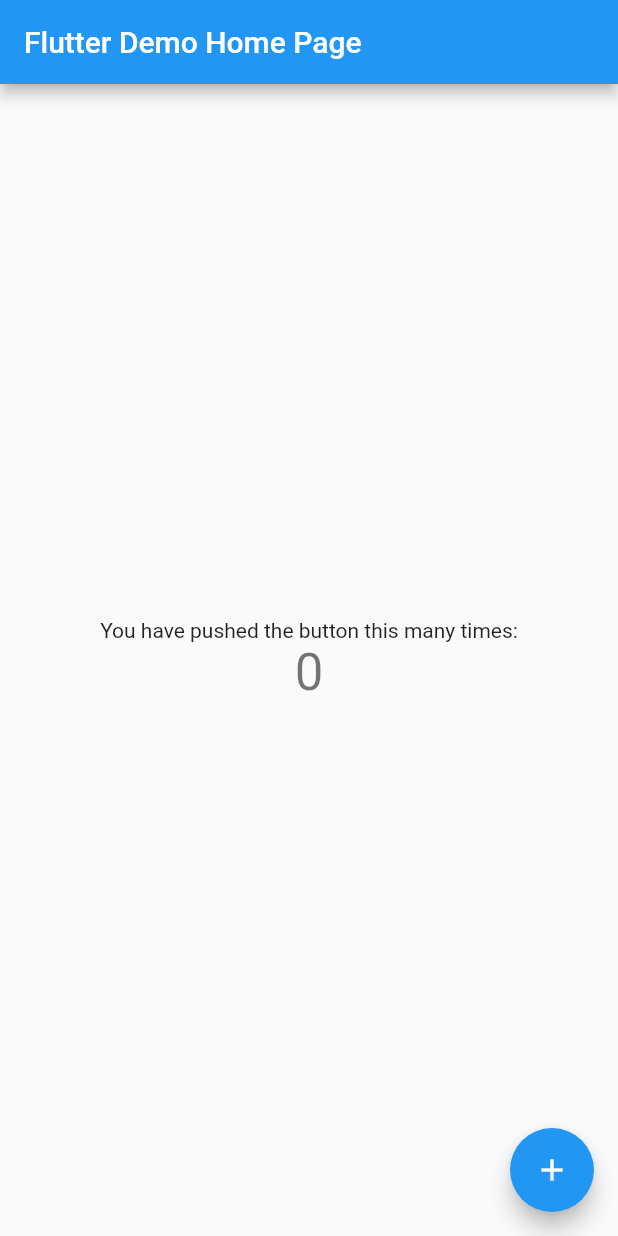
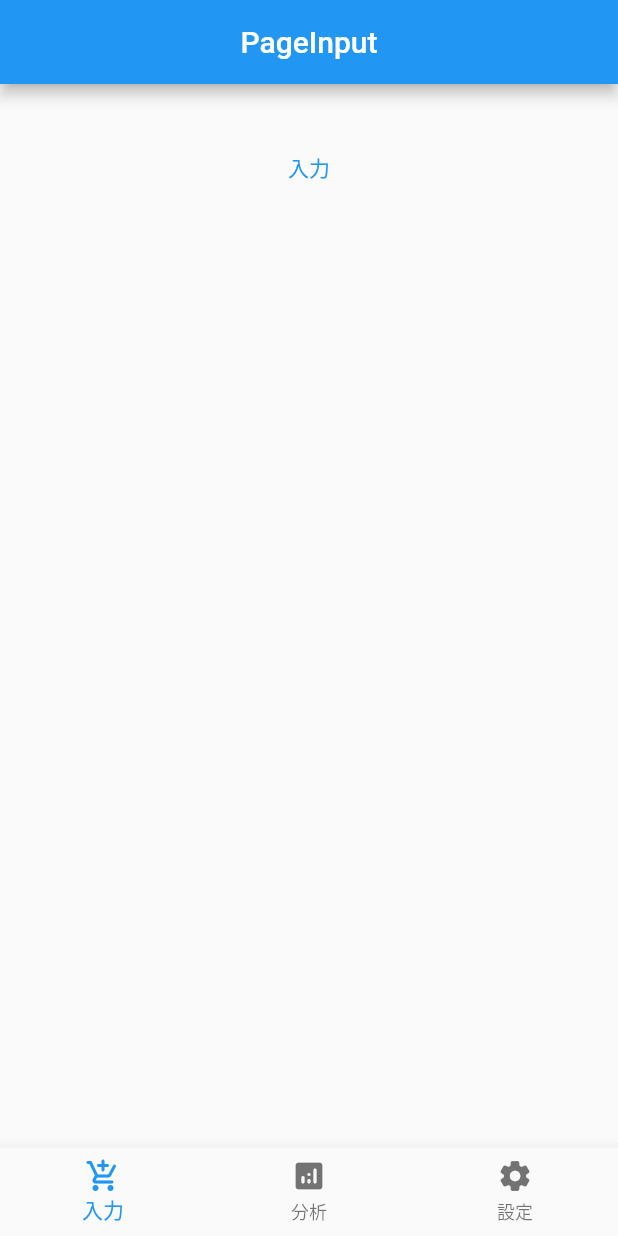
Before and after one commit to duron850mhz/kaneitsuuhou_flutter, a Flutter app: the screen it shows after launch, on a phone screen of 412 x 824 dp. Run offline on Flutter 3.47's test engine with Material 2 defaults, Android fonts, the light colour scheme and no system bars.

Commit message:
20210807

```diff
--- /dev/null
+++ b/lib/input.dart
@@ -0,0 +1,26 @@
+import 'package:flutter/material.dart';
+
+class PageInput extends StatelessWidget {
+  @override
+  Widget build(BuildContext context) {
+    return Scaffold(
+      appBar: AppBar(
+        title: Text('PageInput'),
+        centerTitle: true,
+      ),
+      body: Container(
+        padding: EdgeInsets.all(32.0),
+        child: Center(
+          child: Column(
+            children: <Widget>[
+              TextButton(
+                onPressed: () {},
+                child: Text('入力'),
+              )
+            ],
+          ),
+        ),
+      ),
+    );
+  }
+}
--- a/lib/main.dart
+++ b/lib/main.dart
@@ -1,113 +1,67 @@
 import 'package:flutter/material.dart';
+import 'analytics.dart';
+import 'input.dart';
+import 'setting.dart';
 
 void main() {
   runApp(MyApp());
 }
 
 class MyApp extends StatelessWidget {
-  // This widget is the root of your application.
   @override
   Widget build(BuildContext context) {
     return MaterialApp(
-      title: 'Flutter Demo',
-      theme: ThemeData(
-        // This is the theme of your application.
-        //
-        // Try running your application with "flutter run". You'll see the
-        // application has a blue toolbar. Then, without quitting the app, try
-        // changing the primarySwatch below to Colors.green and then invoke
-        // "hot reload" (press "r" in the console where you ran "flutter run",
-        // or simply save your changes to "hot reload" in a Flutter IDE).
-        // Notice that the counter didn't reset back to zero; the application
-        // is not restarted.
-        primarySwatch: Colors.blue,
-      ),
-      home: MyHomePage(title: 'Flutter Demo Home Page'),
+      title: '寛永通宝',
+      home: MyHomePage(),
     );
   }
 }
 
 class MyHomePage extends StatefulWidget {
-  MyHomePage({Key? key, required this.title}) : super(key: key);
-
-  // This widget is the home page of your application. It is stateful, meaning
-  // that it has a State object (defined below) that contains fields that affect
-  // how it looks.
-
-  // This class is the configuration for the state. It holds the values (in this
-  // case the title) provided by the parent (in this case the App widget) and
-  // used by the build method of the State. Fields in a Widget subclass are
-  // always marked "final".
-
-  final String title;
-
+  MyHomePage({Key? key}) : super(key: key);
   @override
   _MyHomePageState createState() => _MyHomePageState();
 }
 
 class _MyHomePageState extends State<MyHomePage> {
-  int _counter = 0;
+  // 表示中のページのインデックス
+  int _selectedIndex = 0;
 
-  void _incrementCounter() {
-    setState(() {
-      // This call to setState tells the Flutter framework that something has
-      // changed in this State, which causes it to rerun the build method below
-      // so that the display can reflect the updated values. If we changed
-      // _counter without calling setState(), then the build method would not be
-      // called again, and so nothing would appear to happen.
-      _counter++;
-    });
-  }
+  // ページたち
+  static List<Widget> _pageList = [
+    PageInput(),
+    PageAnalytics(),
+    PageSetting(),
+  ];
 
   @override
   Widget build(BuildContext context) {
-    // This method is rerun every time setState is called, for instance as done
-    // by the _incrementCounter method above.
-    //
-    // The Flutter framework has been optimized to make rerunning build methods
-    // fast, so that you can just rebuild anything that needs updating rather
-    // than having to individually change instances of widgets.
     return Scaffold(
-      appBar: AppBar(
-        // Here we take the value from the MyHomePage object that was created by
-        // the App.build method, and use it to set our appbar title.
-        title: Text(widget.title),
+      body: _pageList[_selectedIndex],
+      bottomNavigationBar: BottomNavigationBar(
+        items: const <BottomNavigationBarItem>[
+          BottomNavigationBarItem(
+            icon: Icon(Icons.add_shopping_cart_rounded),
+            label: '入力',
+          ),
+          BottomNavigationBarItem(
+            icon: Icon(Icons.analytics_rounded),
+            label: '分析',
+          ),
+          BottomNavigationBarItem(
+            icon: Icon(Icons.settings_rounded),
+            label: '設定',
+          ),
+        ],
+        currentIndex: _selectedIndex,
+        onTap: _onTapped,
       ),
-      body: Center(
-        // Center is a layout widget. It takes a single child and positions it
-        // in the middle of the parent.
-        child: Column(
-          // Column is also a layout widget. It takes a list of children and
-          // arranges them vertically. By default, it sizes itself to fit its
-          // children horizontally, and tries to be as tall as its parent.
-          //
-          // Invoke "debug painting" (press "p" in the console, choose the
-          // "Toggle Debug Paint" action from the Flutter Inspector in Android
-          // Studio, or the "Toggle Debug Paint" command in Visual Studio Code)
-          // to see the wireframe for each widget.
-          //
-          // Column has various properties to control how it sizes itself and
-          // how it positions its children. Here we use mainAxisAlignment to
-          // center the children vertically; the main axis here is the vertical
-          // axis because Columns are vertical (the cross axis would be
-          // horizontal).
-          mainAxisAlignment: MainAxisAlignment.center,
-          children: <Widget>[
-            Text(
-              'You have pushed the button this many times:',
-            ),
-            Text(
-              '$_counter',
-              style: Theme.of(context).textTheme.headline4,
-            ),
-          ],
-        ),
-      ),
-      floatingActionButton: FloatingActionButton(
-        onPressed: _incrementCounter,
-        tooltip: 'Increment',
-        child: Icon(Icons.add),
-      ), // This trailing comma makes auto-formatting nicer for build methods.
     );
   }
+
+  void _onTapped(int index) {
+    setState(() {
+      _selectedIndex = index;
+    });
+  }
 }
```
Also changed, not shown: lib/analytics.dart (added, +26 -0 lines), lib/setting.dart (added, +26 -0 lines).
